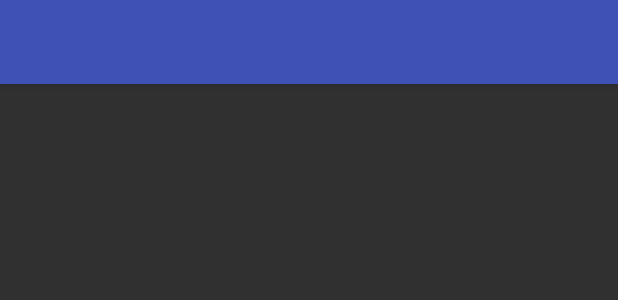
After one commit to ElenaCuellar/ProyectoInvasion, an Android app: the layout activity_main_ranking.xml on its own in the app's theme, with its tools: preview values and no code run, on a phone screen of 412 x 824 dp. The commit adds this screen. Shown: the top 300 px of the screen. Run offline under Robolectric (Android 15) with nearby library versions, the phone set to English and light mode, and no system bars.

```diff
--- a/app/build.gradle
+++ b/app/build.gradle
@@ -25,5 +25,6 @@ dependencies {
         exclude group: 'com.android.support', module: 'support-annotations'
     })
     compile 'com.android.support:appcompat-v7:24.2.1'
+    compile 'com.android.support:design:24.2.1'
     testCompile 'junit:junit:4.12'
 }
--- a/app/src/main/AndroidManifest.xml
+++ b/app/src/main/AndroidManifest.xml
@@ -19,6 +19,10 @@
                 <category android:name="android.intent.category.LAUNCHER" />
             </intent-filter>
         </activity>
+        <activity
+            android:name=".Ranking"
+            android:screenOrientation="portrait"
+            android:theme="@style/AppTheme.NoActionBar"/>
     </application>
 
 </manifest>
--- /dev/null
+++ b/app/src/main/res/layout/activity_main_ranking.xml
@@ -0,0 +1,26 @@
+<?xml version="1.0" encoding="utf-8"?>
+<android.support.design.widget.CoordinatorLayout xmlns:android="http://schemas.android.com/apk/res/android"
+    xmlns:app="http://schemas.android.com/apk/res-auto"
+    xmlns:tools="http://schemas.android.com/tools"
+    android:layout_width="match_parent"
+    android:layout_height="match_parent"
+    android:fitsSystemWindows="true"
+    tools:context="com.example.caxidy.proyectoinvasion.Ranking">
+
+    <android.support.design.widget.AppBarLayout
+        android:layout_width="match_parent"
+        android:layout_height="wrap_content"
+        android:theme="@style/AppTheme.AppBarOverlay">
+
+        <android.support.v7.widget.Toolbar
+            android:id="@+id/toolbar"
+            android:layout_width="match_parent"
+            android:layout_height="?attr/actionBarSize"
+            android:background="?attr/colorPrimary"
+            app:popupTheme="@style/AppTheme.PopupOverlay" />
+
+    </android.support.design.widget.AppBarLayout>
+
+    <include layout="@layout/ranking_layout" />
+
+</android.support.design.widget.CoordinatorLayout>
--- /dev/null
+++ b/app/src/main/res/layout/ranking_layout.xml
@@ -0,0 +1,14 @@
+<?xml version="1.0" encoding="utf-8"?>
+<ScrollView
+    xmlns:android="http://schemas.android.com/apk/res/android"
+    android:layout_width="match_parent"
+    android:layout_height="match_parent"
+    android:fillViewport="true">
+    <TableLayout xmlns:android="http://schemas.android.com/apk/res/android"
+        android:layout_width="match_parent"
+        android:layout_height="match_parent"
+        android:id="@+id/tableLayout"
+        android:orientation="vertical" >
+
+    </TableLayout>
+</ScrollView>
--- a/app/src/main/res/layout/splash_screen.xml
+++ b/app/src/main/res/layout/splash_screen.xml
@@ -15,5 +15,5 @@
         android:layout_height="match_parent"
         android:contentDescription="@string/app_name"
         android:scaleType="fitXY"
-        android:src="@mipmap/ic_launcher" />
+        android:src="@drawable/splash" />
 </RelativeLayout>
--- a/app/src/main/res/values/strings.xml
+++ b/app/src/main/res/values/strings.xml
@@ -1,3 +1,9 @@
 <resources>
     <string name="app_name">ProyectoInvasion</string>
+    <string name="col1">Registro</string>
+    <string name="col2">Usuario</string>
+    <string name="col3">Puntuación</string>
+    <string name="musica">Cambiar musica</string>
+    <string name="denuevo">Volver a jugar</string>
+    <string name="salir">Salir</string>
 </resources>
--- a/app/src/main/res/values/styles.xml
+++ b/app/src/main/res/values/styles.xml
@@ -8,4 +8,13 @@
         <item name="colorAccent">@color/colorAccent</item>
     </style>
 
+    <style name="AppTheme.NoActionBar">
+        <item name="windowActionBar">false</item>
+        <item name="windowNoTitle">true</item>
+    </style>
+
+    <style name="AppTheme.AppBarOverlay" parent="ThemeOverlay.AppCompat.Dark.ActionBar" />
+
+    <style name="AppTheme.PopupOverlay" parent="ThemeOverlay.AppCompat.Light" />
+
 </resources>
```
Also changed, not shown: app/src/main/java/com/example/caxidy/proyectoinvasion/BDPuntuacion.java (added, +96 -0 lines), app/src/main/java/com/example/caxidy/proyectoinvasion/Puntuacion.java (added, +42 -0 lines), app/src/main/java/com/example/caxidy/proyectoinvasion/Ranking.java (added, +57 -0 lines), app/src/main/res/menu/menu_main.xml (added, +23 -0 lines), app/src/main/res/drawable/splash.png (added), 1 other file.
